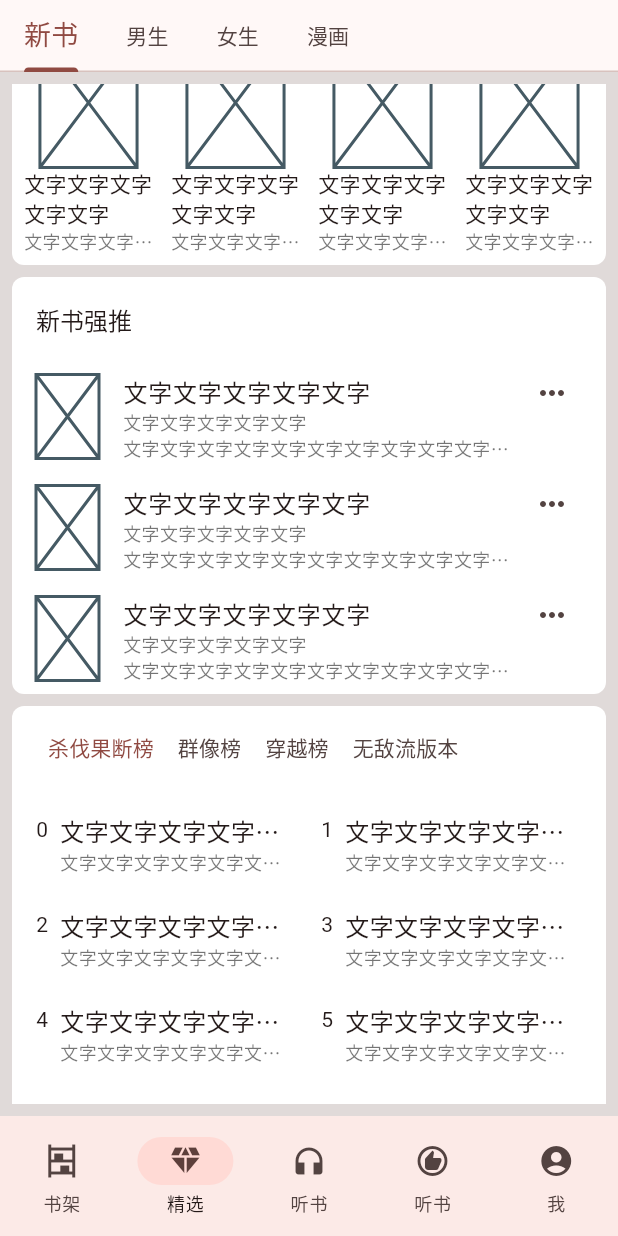
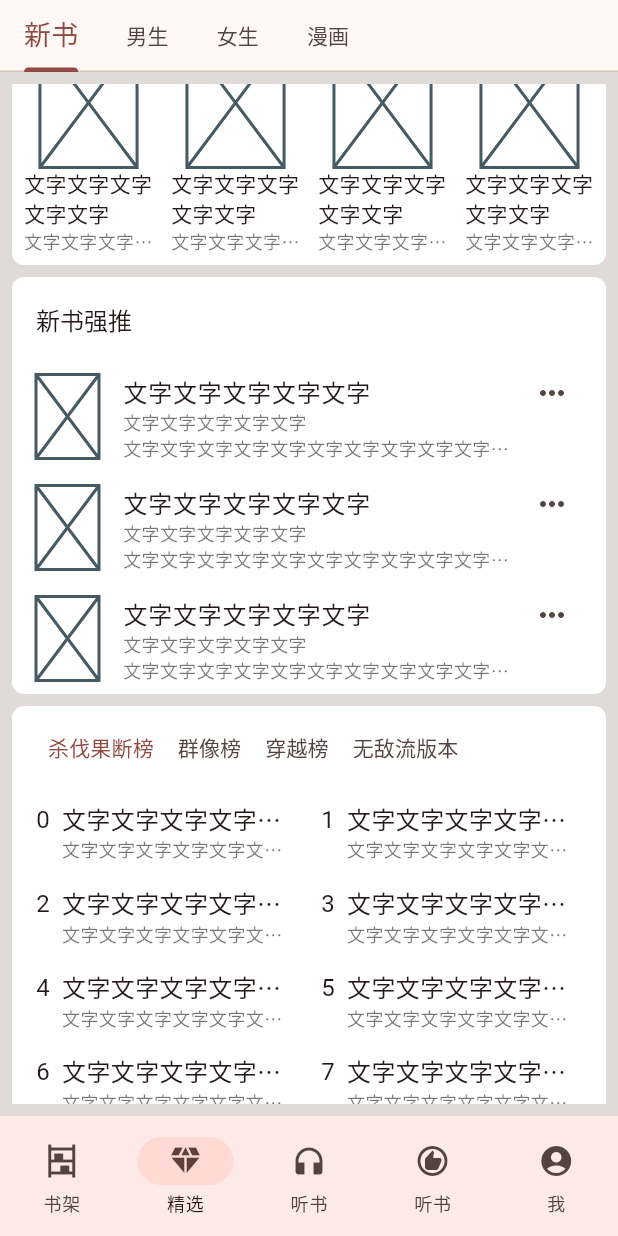
Before and after one commit to eirueirufu/qidian, a Flutter app: the screen it shows after launch, scrolled down 576 dp, on a phone screen of 412 x 824 dp. Run offline on Flutter 3.47's test engine with Material 3 defaults, Android fonts, the light colour scheme and no system bars.

Commit message:
feat: restyle recommend page

```diff
--- a/lib/recommend/recommend.dart
+++ b/lib/recommend/recommend.dart
@@ -262,7 +262,8 @@ class RecommentState extends State<Recommend> {
                         color: Colors.white,
                         borderRadius: BorderRadius.circular(8),
                       ),
-                        sliver: SliverMainAxisGroup(slivers: [
+                      sliver: SliverMainAxisGroup(
+                        slivers: [
                           SliverAppBar(
                             backgroundColor: Colors.transparent,
                             title: TabBar(
@@ -285,21 +286,23 @@ class RecommentState extends State<Recommend> {
                                 ]),
                           ),
                           SliverPadding(
-                            padding: EdgeInsets.all(8),
-                            sliver: SliverGrid.count(
-                              crossAxisCount: 2,
-                              childAspectRatio: 3,
+                            padding: EdgeInsets.symmetric(horizontal: 8),
+                            sliver: SliverToBoxAdapter(
+                              child: LayoutBuilder(
+                                builder: (context, constraints) => Wrap(
                                   children: List.generate(
                                     10,
                                     (index) => Container(
+                                      width: constraints.minWidth / 2,
                                       padding: EdgeInsets.all(8),
                                       child: Row(
+                                        crossAxisAlignment:
+                                            CrossAxisAlignment.start,
                                         children: [
-                                            Align(
-                                              alignment: Alignment.topLeft,
-                                              child: Text(
+                                          Text(
                                             "$index",
-                                              ),
+                                            style: TextStyle(fontSize: 16),
+                                            overflow: TextOverflow.ellipsis,
                                           ),
                                           SizedBox(
                                             width: 8,
@@ -329,10 +332,15 @@ class RecommentState extends State<Recommend> {
                                           )
                                         ],
                                       ),
-                                      )),
                                     ),
-                          )
-                        ])),
+                                  ).toList(),
+                                ),
+                              ),
+                            ),
+                          ),
+                        ],
+                      ),
+                    ),
                     SliverToBoxAdapter(
                       child: Container(
                         padding: EdgeInsets.all(12),
```
Lines whose indentation alone changed are shown as unchanged.
